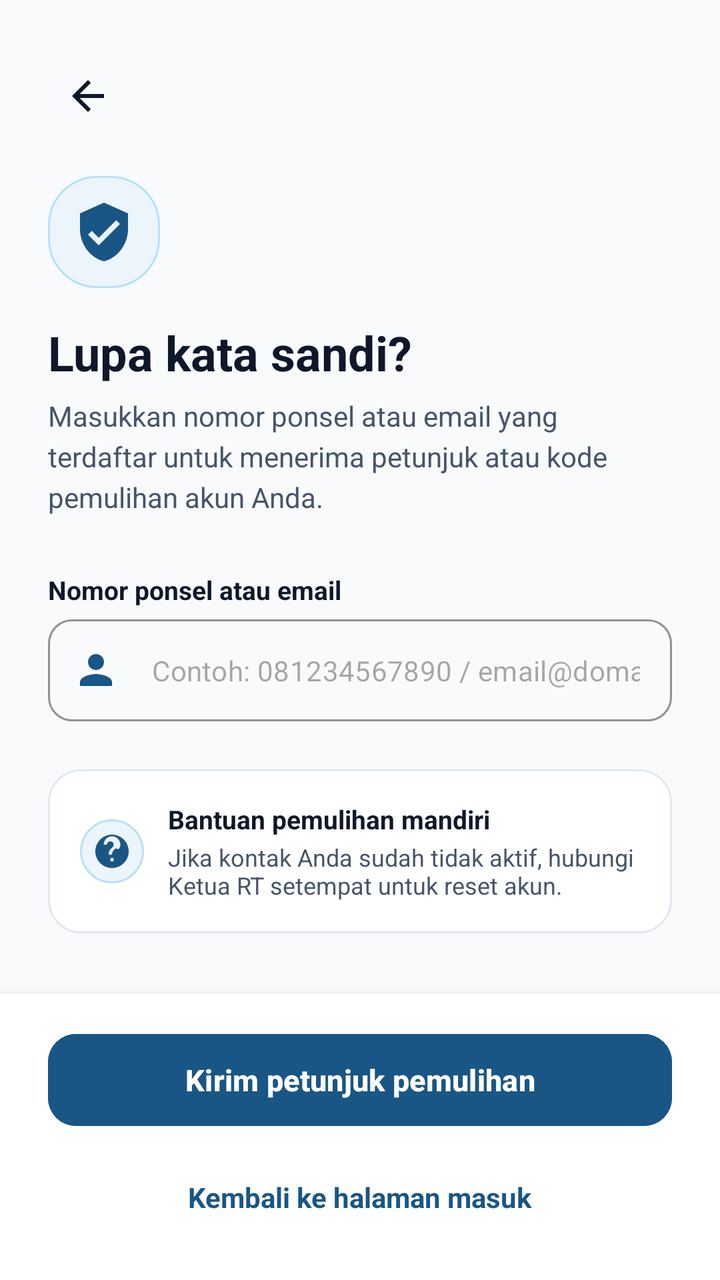
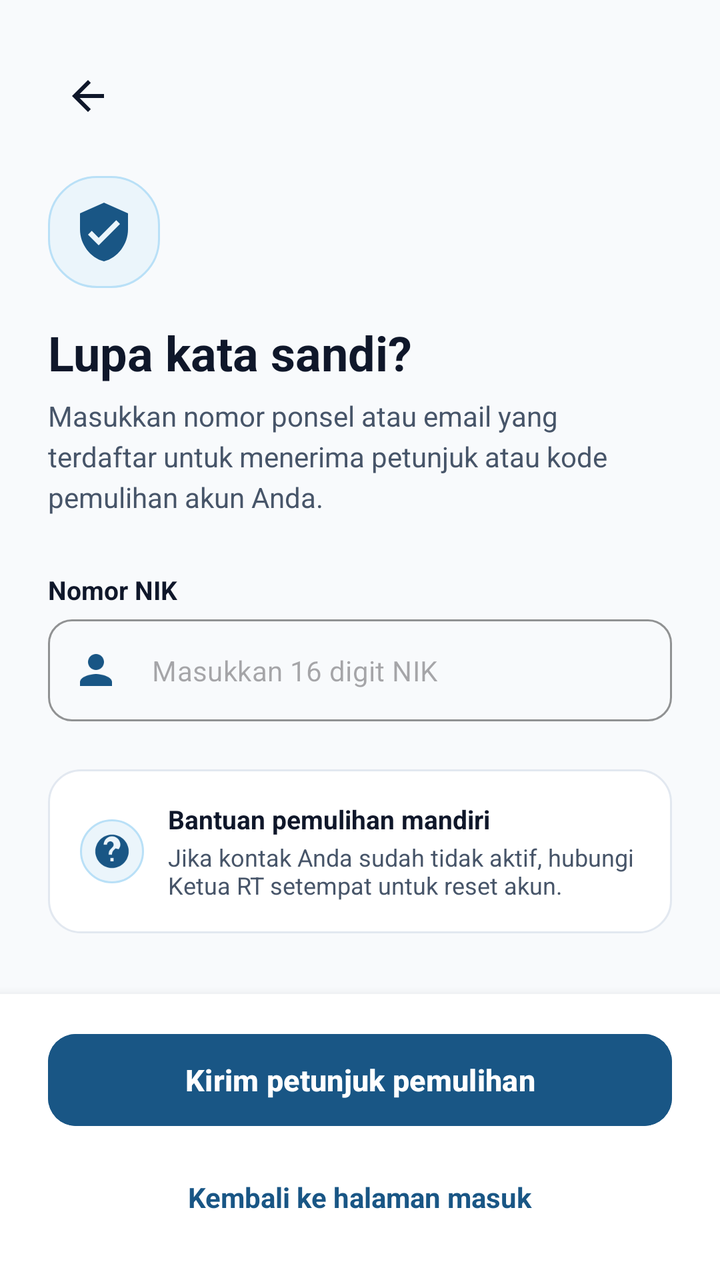

Compare the two renders of this Android layout. The source of the first and the diff that turns it into the second are given below.
<!-- AndroidManifest.xml: application theme Theme.SIPANTAS -->
<!-- res/layout/activity_forgot_password.xml -->
<?xml version="1.0" encoding="utf-8"?>
<androidx.constraintlayout.widget.ConstraintLayout xmlns:android="http://schemas.android.com/apk/res/android"
    xmlns:app="http://schemas.android.com/apk/res-auto"
    xmlns:tools="http://schemas.android.com/tools"
    android:id="@+id/forgot_root"
    android:layout_width="match_parent"
    android:layout_height="match_parent"
    android:background="@color/bg_page">

    <androidx.core.widget.NestedScrollView
        android:layout_width="match_parent"
        android:layout_height="0dp"
        android:fillViewport="true"
        app:layout_constraintBottom_toTopOf="@id/bottom_container"
        app:layout_constraintTop_toTopOf="parent">

        <LinearLayout
            android:layout_width="match_parent"
            android:layout_height="wrap_content"
            android:orientation="vertical"
            android:paddingHorizontal="24dp"
            android:paddingTop="28dp"
            android:paddingBottom="24dp">

            <ImageView
                android:id="@+id/btn_back"
                android:layout_width="40dp"
                android:layout_height="40dp"
                android:background="?attr/selectableItemBackgroundBorderless"
                android:contentDescription="Kembali"
                android:padding="8dp"
                android:src="@drawable/ic_arrow_back" />

            
            <ImageView
                android:layout_width="56dp"
                android:layout_height="56dp"
                android:layout_marginTop="20dp"
                android:background="@drawable/bg_role_chip"
                android:padding="12dp"
                android:src="@drawable/ic_shield_security"
                app:tint="@color/brand_primary" />

            <TextView
                android:layout_width="wrap_content"
                android:layout_height="wrap_content"
                android:layout_marginTop="16dp"
                android:text="Lupa kata sandi?"
                android:textColor="@color/text_primary"
                android:textSize="24sp"
                android:textStyle="bold" />

            <TextView
                android:layout_width="wrap_content"
                android:layout_height="wrap_content"
                android:layout_marginTop="6dp"
                android:lineSpacingExtra="4dp"
                android:text="Masukkan nomor ponsel atau email yang terdaftar untuk menerima petunjuk atau kode pemulihan akun Anda."
                android:textColor="@color/text_secondary"
                android:textSize="14sp" />

            
            <TextView
                android:layout_width="wrap_content"
                android:layout_height="wrap_content"
                android:layout_marginTop="28dp"
                android:text="Nomor ponsel atau email"
                android:textColor="@color/text_primary"
                android:textSize="13sp"
                android:textStyle="bold" />

            <com.google.android.material.textfield.TextInputLayout
                style="@style/Widget.MaterialComponents.TextInputLayout.OutlinedBox"
                android:layout_width="match_parent"
                android:layout_height="wrap_content"
                android:layout_marginTop="6dp"
                app:boxCornerRadiusBottomEnd="12dp"
                app:boxCornerRadiusBottomStart="12dp"
                app:boxCornerRadiusTopEnd="12dp"
                app:boxCornerRadiusTopStart="12dp"
                app:boxStrokeColor="@color/brand_primary"
                app:hintEnabled="false"
                app:startIconDrawable="@drawable/ic_person"
                app:startIconTint="@color/brand_primary">

                <com.google.android.material.textfield.TextInputEditText
                    android:id="@+id/et_identifier"
                    android:layout_width="match_parent"
                    android:layout_height="wrap_content"
                    android:hint="Contoh: 081234567890 / email@domain.com"
                    android:inputType="textEmailAddress"
                    android:padding="16dp"
                    android:textColor="@color/text_primary"
                    android:textSize="14sp" />
            </com.google.android.material.textfield.TextInputLayout>

            
            <LinearLayout
                android:layout_width="match_parent"
                android:layout_height="wrap_content"
                android:layout_marginTop="24dp"
                android:background="@drawable/bg_rounded_card"
                android:gravity="center_vertical"
                android:orientation="horizontal"
                android:padding="16dp">

                <ImageView
                    android:layout_width="32dp"
                    android:layout_height="32dp"
                    android:background="@drawable/bg_role_chip"
                    android:padding="6dp"
                    android:src="@drawable/ic_help_support"
                    app:tint="@color/brand_primary" />

                <LinearLayout
                    android:layout_width="0dp"
                    android:layout_height="wrap_content"
                    android:layout_marginStart="12dp"
                    android:layout_weight="1"
                    android:orientation="vertical">

                    <TextView
                        android:layout_width="wrap_content"
                        android:layout_height="wrap_content"
                        android:text="Bantuan pemulihan mandiri"
                        android:textColor="@color/text_primary"
                        android:textSize="13sp"
                        android:textStyle="bold" />

                    <TextView
                        android:layout_width="wrap_content"
                        android:layout_height="wrap_content"
                        android:layout_marginTop="2dp"
                        android:text="Jika kontak Anda sudah tidak aktif, hubungi Ketua RT setempat untuk reset akun."
                        android:textColor="@color/text_secondary"
                        android:textSize="12sp" />
                </LinearLayout>
            </LinearLayout>

        </LinearLayout>
    </androidx.core.widget.NestedScrollView>

    
    <LinearLayout
        android:id="@+id/bottom_container"
        android:layout_width="match_parent"
        android:layout_height="wrap_content"
        android:background="@color/card_bg"
        android:elevation="8dp"
        android:orientation="vertical"
        android:paddingHorizontal="24dp"
        android:paddingTop="16dp"
        android:paddingBottom="24dp"
        app:layout_constraintBottom_toBottomOf="parent">

        <com.google.android.material.button.MaterialButton
            android:id="@+id/btn_send_recovery"
            android:layout_width="match_parent"
            android:layout_height="54dp"
            android:backgroundTint="@color/brand_primary"
            android:text="Kirim petunjuk pemulihan"
            android:textColor="@color/white"
            android:textSize="15sp"
            android:textStyle="bold"
            app:cornerRadius="14dp" />

        <TextView
            android:id="@+id/btn_back_to_login"
            android:layout_width="wrap_content"
            android:layout_height="wrap_content"
            android:layout_gravity="center_horizontal"
            android:layout_marginTop="14dp"
            android:padding="8dp"
            android:text="Kembali ke halaman masuk"
            android:textColor="@color/brand_primary"
            android:textSize="14sp"
            android:textStyle="bold" />
    </LinearLayout>

</androidx.constraintlayout.widget.ConstraintLayout>
<!-- resources referenced by this layout -->
<resources>
  <color name="bg_page">#F8FAFC</color>
  <color name="brand_primary">#195685</color>
  <color name="card_bg">#FFFFFFFF</color>
  <color name="text_primary">#0F172A</color>
  <color name="text_secondary">#475569</color>
  <color name="white">#FFFFFFFF</color>
  <!-- drawable bg_role_chip (drawable) -->
  <?xml version="1.0" encoding="utf-8"?>
  <shape xmlns:android="http://schemas.android.com/apk/res/android"
      android:shape="rectangle">
      <solid android:color="@color/brand_primary_light" />
      <corners android:radius="24dp" />
      <stroke
          android:width="1dp"
          android:color="#B9E0F7" />
  </shape>
  <!-- drawable bg_rounded_card (drawable) -->
  <?xml version="1.0" encoding="utf-8"?>
  <shape xmlns:android="http://schemas.android.com/apk/res/android"
      android:shape="rectangle">
      <solid android:color="@color/card_bg" />
      <corners android:radius="16dp" />
      <stroke
          android:width="1dp"
          android:color="@color/card_border" />
  </shape>
  <!-- drawable ic_arrow_back (drawable) -->
  <vector xmlns:android="http://schemas.android.com/apk/res/android"
      android:width="24dp"
      android:height="24dp"
      android:viewportWidth="24"
      android:viewportHeight="24">
    <path
        android:fillColor="@color/text_primary"
        android:pathData="M20,11H7.83l5.59,-5.59L12,4l-8,8 8,8 1.41,-1.41L7.83,13H20v-2z"/>
  </vector>
  <!-- drawable ic_help_support (drawable) -->
  <vector xmlns:android="http://schemas.android.com/apk/res/android"
      android:width="24dp"
      android:height="24dp"
      android:viewportWidth="24"
      android:viewportHeight="24">
    <path
        android:fillColor="@color/brand_accent"
        android:pathData="M12,2C6.48,2 2,6.48 2,12s4.48,10 10,10 10,-4.48 10,-10S17.52,2 12,2zm1,16h-2v-2h2v2zm1.07,-7.75l-0.9,0.92C12.45,11.9 12,12.5 12,14h-2v-0.5c0,-1.1 0.45,-2.1 1.17,-2.83l1.24,-1.26c0.37,-0.36 0.59,-0.86 0.59,-1.41 0,-1.1 -0.9,-2 -2,-2s-2,0.9 -2,2H7c0,-2.76 2.24,-5 5,-5s5,2.24 5,5c0,1.04 -0.42,1.99 -1.07,2.75z"/>
  </vector>
  <!-- drawable ic_person (drawable) -->
  <vector xmlns:android="http://schemas.android.com/apk/res/android"
      android:width="24dp"
      android:height="24dp"
      android:viewportWidth="24"
      android:viewportHeight="24">
    <path
        android:fillColor="@color/brand_primary"
        android:pathData="M12,12c2.21,0 4,-1.79 4,-4s-1.79,-4 -4,-4 -4,1.79 -4,4 1.79,4 4,4zm0,2c-2.67,0 -8,1.34 -8,4v2h16v-2c0,-2.66 -5.33,-4 -8,-4z"/>
  </vector>
  <!-- drawable ic_shield_security (drawable) -->
  <vector xmlns:android="http://schemas.android.com/apk/res/android"
      android:width="24dp"
      android:height="24dp"
      android:viewportWidth="24"
      android:viewportHeight="24">
    <path
        android:fillColor="@color/brand_primary"
        android:pathData="M12,1L3,5v6c0,5.55 3.84,10.74 9,12 5.16,-1.26 9,-6.45 9,-12V5l-9,-4zm-2,16l-4,-4 1.41,-1.41L10,14.17l6.59,-6.59L18,9l-8,8z"/>
  </vector>
  <style name="Theme.SIPANTAS" parent="Base.Theme.SIPANTAS" />
  <color name="brand_primary_light">#EBF5FB</color>
  <color name="card_border">#E2E8F0</color>
  <color name="brand_accent">#48A27A</color>
  <style name="Widget.SIPANTAS.Button.Text" parent="Widget.Material3.Button.TextButton">
          <item name="android:textColor">@color/brand_primary</item>
          <item name="rippleColor">@color/brand_primary_light</item>
      </style>
  <!-- unchanged entries left out for length: 1 -->
</resources>

<!-- the commit's change to res/layout/activity_forgot_password.xml (unified diff, before → after) -->
@@ -64,7 +64,7 @@
                 android:layout_width="wrap_content"
                 android:layout_height="wrap_content"
                 android:layout_marginTop="28dp"
-                android:text="Nomor ponsel atau email"
+                android:text="Nomor NIK"
                 android:textColor="@color/text_primary"
                 android:textSize="13sp"
                 android:textStyle="bold" />
@@ -87,8 +87,8 @@
                     android:id="@+id/et_identifier"
                     android:layout_width="match_parent"
                     android:layout_height="wrap_content"
-                    android:hint="Contoh: 081234567890 / email@domain.com"
-                    android:inputType="textEmailAddress"
+                    android:hint="Masukkan 16 digit NIK"
+                    android:inputType="number"
                     android:padding="16dp"
                     android:textColor="@color/text_primary"
                     android:textSize="14sp" />
